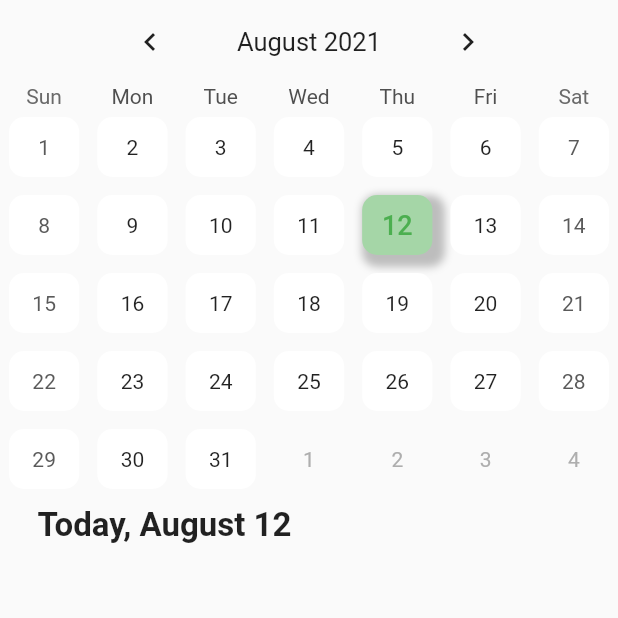
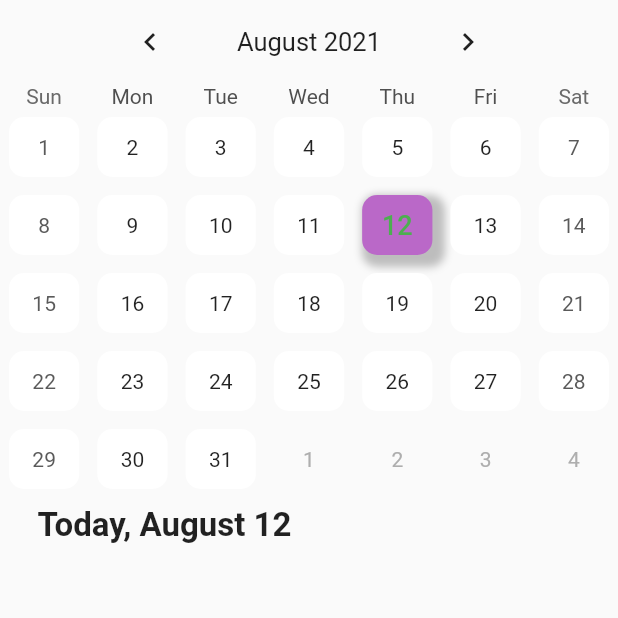
Before and after one commit to ch-monish/SchoolApp, a Flutter app: the Actualcalender screen opened by its route, on a phone screen of 412 x 824 dp, the top half of it. Run offline on Flutter 3.47's test engine with Material 2 defaults, Android fonts, the light colour scheme and no system bars; drawn by our look-alikes of table_calendar; our stand-ins replace carousel_slider, country_code_picker, percent_indicator; statements that could not run were skipped.

Commit message:
updated anouncement

```diff
--- a/lib/classes/event.dart
+++ b/lib/classes/event.dart
@@ -1,8 +1,12 @@
 import 'package:flutter/foundation.dart';
+import 'package:flutter/material.dart';
 
 class Event {
   // final DateTime date;
   final String Title;
+  // final DateFormat formatter = DateFormat('yyyy-MM-dd');
+  final DateTime starttime;
+  final DateTime endtime;
 
-  Event(@required this.Title);
+  Event(@required this.Title, this.starttime, this.endtime);
 }
--- a/lib/main.dart
+++ b/lib/main.dart
@@ -16,6 +16,7 @@ import 'package:schoolapp/pages/payment/paymentcontents.dart';
 import 'package:schoolapp/pages/payment/payment.dart';
 import 'package:schoolapp/pages/payment/paymentaccreditation.dart';
 import 'package:schoolapp/pages/payment/paymentmethod.dart';
+import 'package:schoolapp/pages/dayview.dart';
 
 void main() => runApp(MaterialApp(
       home: Chooseuser(),
@@ -38,5 +39,6 @@ void main() => runApp(MaterialApp(
         '/payment': (context) => Payment(),
         '/paymentaccreditation': (context) => Paymentaccreditation(),
         '/paymentmethod': (context) => Paymentmethod(),
+        '/dayview': (context) => Dayview(),
       },
     ));
--- a/lib/pages/actualcalender.dart
+++ b/lib/pages/actualcalender.dart
@@ -13,6 +13,7 @@ class _ActualcalenderState extends State<Actualcalender> {
   late Map<DateTime, List<Event>> selectedEvents;
   DateTime focusedday = DateTime.now();
   DateTime selectedday = DateTime.now();
+  String datestring = "";
   List<String> months = [
     'January',
     'February',
@@ -27,11 +28,27 @@ class _ActualcalenderState extends State<Actualcalender> {
     'November',
     'December'
   ];
+  List<String> week = [
+    '',
+    'Monday',
+    'Tuesday',
+    'Wednesday',
+    'Thursday',
+    'Friday',
+    'Saturday',
+    "Sunday"
+  ];
+
   @override
   void initState() {
     selectedEvents = {};
+    selectedEvents[selectedday] = [
+      Event("Event1-title conference ", DateTime(2021, 08, 5, 15, 30),
+          DateTime(2021, 08, 5, 16, 00)),
+      Event("event title Exam", DateTime(2021, 08, 5, 16, 30),
+          DateTime(2021, 08, 5, 18, 00))
+    ];
     super.initState();
-    selectedEvents[selectedday] = [Event("title1"), Event("title2")];
   }
 
   List<Event> _getEventsfromDay(DateTime date) {
@@ -62,13 +79,13 @@ class _ActualcalenderState extends State<Actualcalender> {
                 eventLoader: _getEventsfromDay,
                 calendarStyle: CalendarStyle(
                     markerDecoration: BoxDecoration(
-                      color: Colors.blue,
+                      color: Colors.blue[500],
                       shape: BoxShape.rectangle,
                       borderRadius: BorderRadius.circular(50.0),
                     ),
                     isTodayHighlighted: true,
                     selectedDecoration: BoxDecoration(
-                        color: Colors.green[200],
+                        color: Colors.purple[300],
                         shape: BoxShape.rectangle,
                         borderRadius: BorderRadius.circular(10),
                         boxShadow: [
@@ -119,23 +136,39 @@ class _ActualcalenderState extends State<Actualcalender> {
                   setState(() {
                     selectedday = selectday;
                     focusedday = focusday;
+                    // selectedEvents[selectedday] = [
+                    //   Event("title1"),
+                    //   Event("title2 on " + selectedday.day.toString() + "th"),
+                    //   Event("title3"),
+                    //   Event("title4"),
+                    //   Event("title5"),
+                    //   Event("title6"),
+                    //   Event("title7"),
+                    //   Event("title8"),
+                    //   Event("title9"),
+                    //   Event("title10"),
+                    //   Event("title11"),
+                    // ];
+
                     selectedEvents[selectedday] = [
-                      Event("title1"),
-                      Event("title2 on " + selectedday.day.toString() + "th"),
-                      Event("title3"),
-                      Event("title4"),
-                      Event("title5"),
-                      Event("title6"),
-                      Event("title7"),
-                      Event("title8"),
-                      Event("title9"),
-                      Event("title10"),
-                      Event("title11"),
+                      Event(
+                          "Event1-title conference ",
+                          DateTime(2021, 08, 5, 15, 30),
+                          DateTime(2021, 08, 5, 16, 00)),
+                      Event("event title Exam", DateTime(2021, 08, 5, 16, 30),
+                          DateTime(2021, 08, 5, 18, 00))
                     ];
                   });
                 },
               ),
-              Container(
+              InkWell(
+                onTap: () {
+                  print("clicked to");
+
+                  Navigator.pushNamed(context, '/dayview',
+                      arguments: selectedday);
+                },
+                child: Container(
                   alignment: Alignment.centerLeft,
                   padding: EdgeInsets.fromLTRB(25, 5, 0, 10),
                   child: Text(
@@ -155,30 +188,96 @@ class _ActualcalenderState extends State<Actualcalender> {
                                       " " +
                                       selectedday.day.toString()
                                   : "" +
+                                      week[selectedday.weekday.toInt()] +
+                                      "," +
                                       months[selectedday.month.toInt() - 1] +
                                       " " +
                                       selectedday.day.toString(),
                       style:
                           TextStyle(fontSize: 22, fontWeight: FontWeight.w600)),
                 ),
-              ..._getEventsfromDay(selectedday).map((Event event) => Container(
-                    height: 40,
+              ),
+              ..._getEventsfromDay(selectedday).map(
+                (Event event) => Container(
+                  height: 70,
                   width: MediaQuery.of(context).size.width * (0.9),
                   margin: EdgeInsets.fromLTRB(0, 0, 0, 5),
+                  // color: Colors.blue[400],
+                  // decoration: BoxDecoration(
+                  //     shape: BoxShape.rectangle,
+                  //     borderRadius: BorderRadius.all(Radius.circular(10))),
+                  child: Row(
+                      //     title: Container(
+                      //   alignment: Alignment.topLeft,
+                      //   height: 60,
+                      //   color: Colors.red,
+                      //   child: Text(
+                      //       event.Title + event.starttime.minute.toString(),
+                      //       style: TextStyle(
+                      //           fontSize: 18,
+                      //           fontWeight: FontWeight.w500,
+                      //           color: Colors.white)),
+                      // )
+                      children: [
+                        Container(
+                          padding: EdgeInsets.only(top: 9, left: 4),
+                          alignment: Alignment.topLeft,
+                          child: Text(
+                              event.starttime.hour.toString() +
+                                  ":" +
+                                  event.starttime.minute.toString(),
+                              style: TextStyle(
+                                  fontWeight: FontWeight.w500,
+                                  color: Colors.black38)),
+                        ),
+                        SizedBox(width: 5),
+                        Container(
                           decoration: BoxDecoration(
-                        color: Colors.blue[400],
+                            color: Colors.blue[200],
                             shape: BoxShape.rectangle,
-                        borderRadius: BorderRadius.all(Radius.circular(10))),
-                    child: ListTile(
-                        title: Container(
-                      alignment: Alignment.topLeft,
+                            borderRadius: BorderRadius.circular(15),
+                          ),
+                          child: Row(
+                            children: [
+                              Container(
+                                  alignment: Alignment.centerLeft,
+                                  padding: EdgeInsets.only(left: 10),
+                                  width: 200,
+                                  // color: Colors.red,
+                                  height: 160,
                                   child: Text(event.Title,
                                       style: TextStyle(
-                              fontSize: 18,
-                              fontWeight: FontWeight.w500,
-                              color: Colors.white)),
-                    )),
+                                          fontWeight: FontWeight.w500))),
+                              Container(
+                                  alignment: Alignment.center,
+                                  padding: EdgeInsets.only(left: 3),
+                                  width: 70,
+                                  // color: Colors.green,
+                                  height: 120,
+                                  child: Column(
+                                    mainAxisAlignment: MainAxisAlignment.center,
+                                    children: [
+                                      Text(
+                                          event.starttime.hour.toString() +
+                                              ":" +
+                                              event.starttime.minute.toString(),
+                                          style: TextStyle(
+                                              fontWeight: FontWeight.w400)),
+                                      Text(
+                                          "-" +
+                                              event.endtime.hour.toString() +
+                                              ":" +
+                                              event.endtime.minute.toString(),
+                                          style: TextStyle(
+                                              fontWeight: FontWeight.w400)),
+                                    ],
                                   ))
+                            ],
+                          ),
+                        ),
+                      ]),
+                ),
+              )
             ],
           ),
         ),
--- a/lib/pages/payment/feepayment.dart
+++ b/lib/pages/payment/feepayment.dart
@@ -1,6 +1,5 @@
 import 'package:flutter/material.dart';
 import 'package:flutter/rendering.dart';
-import 'package:schoolapp/pages/payment/paymentcontents.dart';
 
 class Feepayment extends StatefulWidget {
   Feepayment({Key? key}) : super(key: key);
--- a/pubspec.yaml
+++ b/pubspec.yaml
@@ -33,6 +33,7 @@ dependencies:
   country_code_picker: ^2.0.2
   modal_bottom_sheet: ^2.0.0
   table_calendar: ^3.0.1
+  flutter_local_notifications: ^8.1.0
 dev_dependencies:
   flutter_test:
     sdk: flutter
```
Also changed, not shown: lib/classes/attendancerecords.dart (added, +11 -0 lines), lib/pages/dayview.dart (added, +294 -0 lines), lib/pages/payment/payment.dart (line endings or trailing spaces), pubspec.lock, 2 other files. Lines whose indentation alone changed are shown as unchanged.
